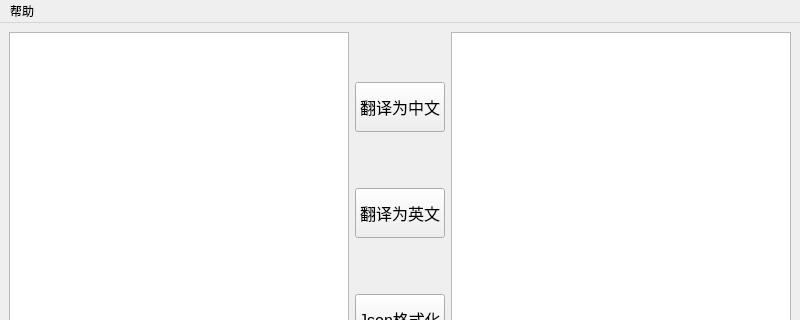
Old version of the form include/mainwindow.ui in the repository Ayvytr/PythonBox; both pictures show x 0 to 800 and y 0 to 320 of the 800 by 640 pixel window.
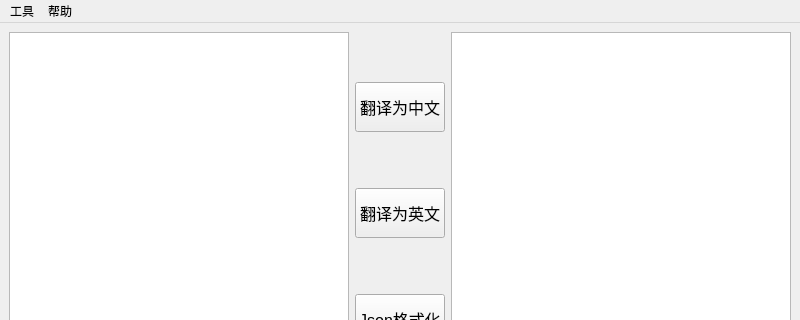
New version of the form.

```diff
--- a/include/mainwindow.ui
+++ b/include/mainwindow.ui
@@ -201,6 +201,13 @@
     <addaction name="actionSourceCode"/>
     <addaction name="actionAbout"/>
    </widget>
+   <widget class="QMenu" name="menu">
+    <property name="title">
+     <string>工具</string>
+    </property>
+    <addaction name="actionQr"/>
+   </widget>
+   <addaction name="menu"/>
    <addaction name="menu_2"/>
   </widget>
   <widget class="QStatusBar" name="statusbar"/>
```
Left out of the diff: 17 changed lines with no effect on the pictures.
